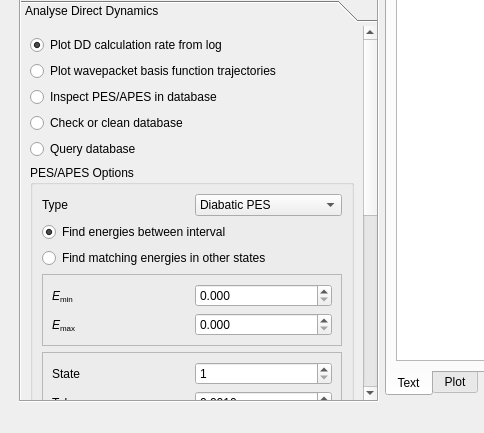
The window that source/analyse/gui_files/gui_analysis/ui_analysis.ui (wenzhaojia2000/msc-trajectory-analysis) describes before a commit, drawn with Qt 5; both pictures show x 0 to 484 and y 167 to 600 of the 1020 by 600 pixel window.
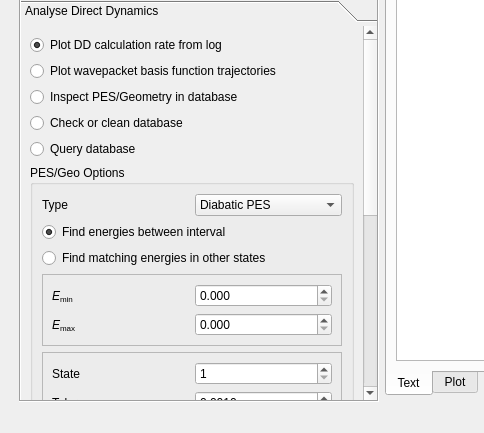
The same window after the commit. The open tabs and pages were chosen to show the change. Custom widgets are drawn as their Qt base class.

Commit message:
Add joined geo table to findpes
Add validation for missing database, chosen state over number of states

Patch:
```diff
--- a/source/analyse/gui_files/gui_analysis/ui_analysis.ui
+++ b/source/analyse/gui_files/gui_analysis/ui_analysis.ui
@@ -784,7 +784,7 @@
          <property name="geometry">
           <rect>
            <x>0</x>
-           <y>-225</y>
+           <y>0</y>
            <width>335</width>
            <height>778</height>
           </rect>
@@ -821,7 +821,7 @@
             <item>
              <widget class="QRadioButton" name="analdd_3">
               <property name="text">
-               <string>Inspect PES/APES in database</string>
+               <string>Inspect PES/Geometry in database</string>
               </property>
              </widget>
             </item>
@@ -863,7 +863,7 @@
           <item>
            <widget class="QGroupBox" name="findpes_box">
             <property name="title">
-             <string>PES/APES Options</string>
+             <string>PES/Geo Options</string>
             </property>
             <layout class="QGridLayout" name="gridLayout_10">
              <item row="0" column="0">
```
Left out of the diff: 12 changed lines with no effect on the pictures. The commit also changes 1 other file.
